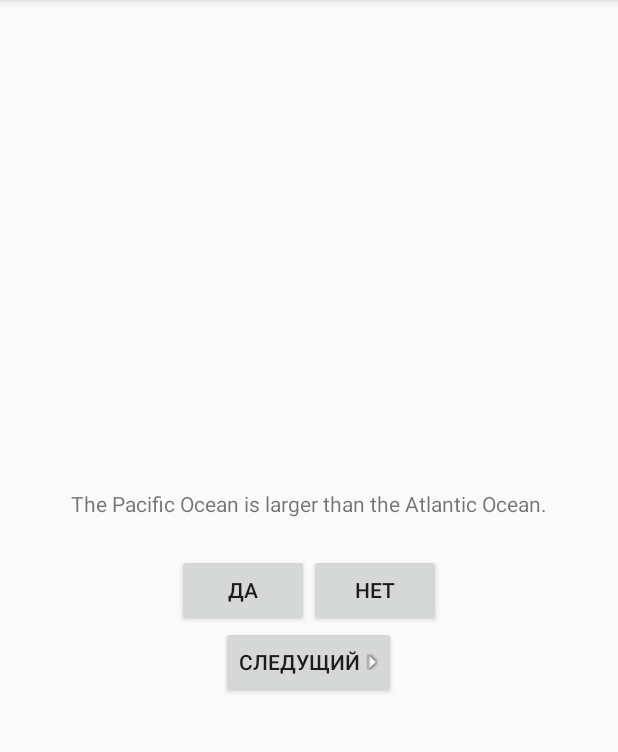
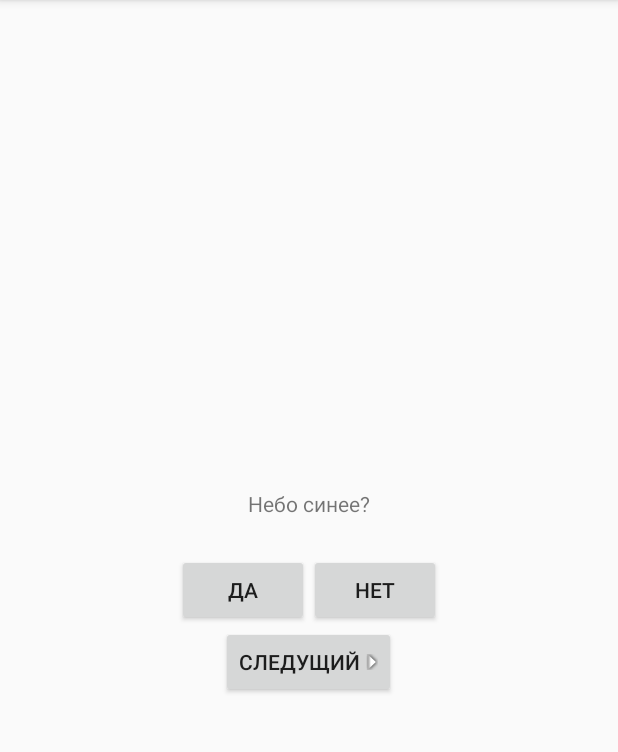
Before and after one commit to DulajDil/AndroidTrainig, an Android app: the screen it shows after launch (QuizActivity), after a tap on "ДА", on a phone screen of 412 x 824 dp, the part 84-836 px from its top. Run offline under Robolectric (Android 15) with nearby library versions, the phone set to English and light mode, and no system bars.

Commit message:
edit quistion and response

```diff
--- a/GeoQuiz/app/src/main/java/com/example/igolu/geoquiz/QuizActivity.java
+++ b/GeoQuiz/app/src/main/java/com/example/igolu/geoquiz/QuizActivity.java
@@ -15,11 +15,11 @@ public class QuizActivity extends AppCompatActivity {
     private TextView mQuestionTextView;
 
     private Question[] mQuestionBank = new Question[] {
-            new Question(R.string.question_oceans, true),
-            new Question(R.string.question_mideast, false),
-            new Question(R.string.question_africa, false),
-            new Question(R.string.question_americas, true),
-            new Question(R.string.question_asia, true),
+            new Question(R.string.question_sky, true),
+            new Question(R.string.question_shape_earth, false),
+            new Question(R.string.question_season, true),
+            new Question(R.string.question_time, true),
+            new Question(R.string.question_size_country, false),
     };
 
     private int mCurrentIndex = 0;
@@ -49,14 +49,16 @@ public class QuizActivity extends AppCompatActivity {
 
         mQuestionTextView = (TextView)findViewById(R.id.question_text_view);
 
+
         mTrueButton = (Button) findViewById(R.id.true_button);
         mTrueButton.setOnClickListener(new View.OnClickListener() {
             @Override
             public void onClick(View v) {
 //                Toast.makeText(QuizActivity.this, R.string.incorrect_toast, Toast.LENGTH_SHORT).show();
-                checkAnswer(false);
+                checkAnswer(true);
             }
         });
+
 
         mFalseButton = (Button) findViewById(R.id.false_button);
         mFalseButton.setOnClickListener(new View.OnClickListener() {
@@ -67,6 +69,7 @@ public class QuizActivity extends AppCompatActivity {
             }
         });
 
+
         mNextButton = (Button)findViewById(R.id.next_button);
         mNextButton.setOnClickListener(new View.OnClickListener() {
             @Override
@@ -75,6 +78,8 @@ public class QuizActivity extends AppCompatActivity {
                 updateQuestion();
             }
         });
+
+
         updateQuestion();
     }
 }
--- a/GeoQuiz/app/src/main/res/values/strings.xml
+++ b/GeoQuiz/app/src/main/res/values/strings.xml
@@ -7,18 +7,18 @@
     <string name="incorrect_toast">Не верно!</string>
     <string name="action_settings">Settings</string>
     <string
-        name="question_oceans">The Pacific Ocean is larger than     the Atlantic Ocean.
+        name="question_sky">Небо синее?
     </string>
     <string
-        name="question_mideast">The Suez Canal connects the Red Sea     and the Indian Ocean.
+        name="question_shape_earth">Земля квадратная?
     </string>
     <string
-        name="question_africa">The source of the Nile River is in Egypt.
+        name="question_season">Зима в январе?
     </string>
     <string
-        name="question_americas">The Amazon River is the longest river     in the Americas.
+        name="question_time">Восход с утра?
     </string>
     <string
-        name="question_asia">Lake Baikal is the world\’s oldest and deepest     freshwater lake.
+        name="question_size_country">Россия самая маленькая страна?
     </string>
 </resources>
```
